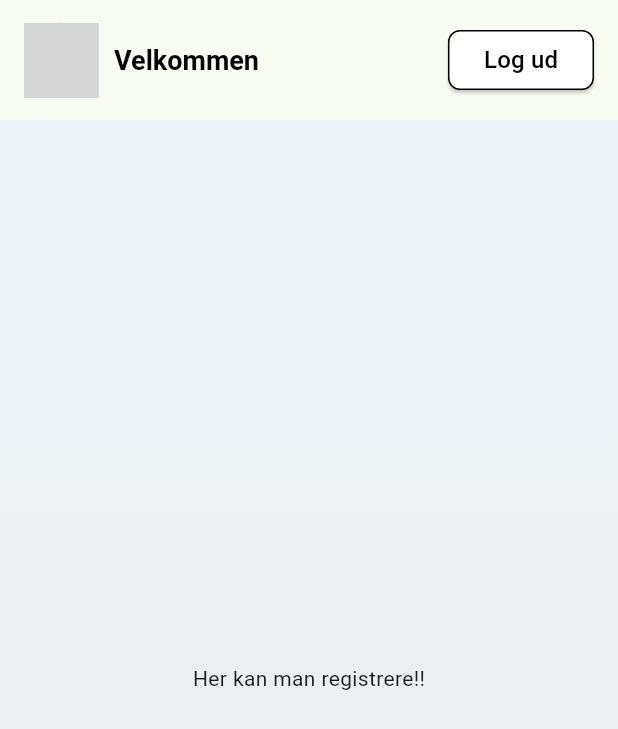
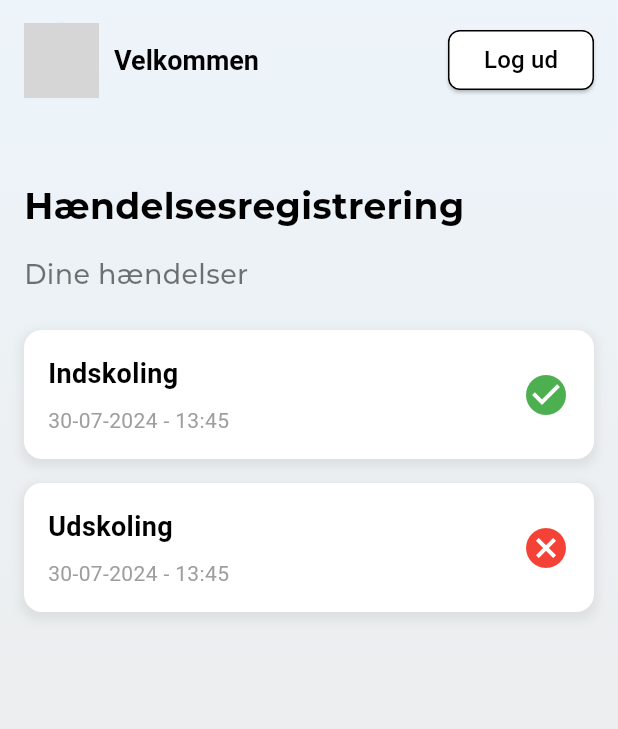
Before and after one commit to haenreg/haenreg_mobile, a Flutter app: the Overview screen opened directly, on a phone screen of 412 x 824 dp. Shown: the top 729 px of the screen. Run offline on Flutter 3.47's test engine with Material 3 defaults, Android fonts, the phone set to English and light mode, and no system bars; our stand-ins replace google_fonts, shared_preferences; accounts and stored records are empty; grey boxes are pictures that could not be loaded.

Commit message:
case items progress

```diff
--- /dev/null
+++ b/lib/components/case-item.dart
@@ -0,0 +1,65 @@
+import 'package:flutter/material.dart';
+
+class CaseItem extends StatelessWidget {
+  final String title;
+  final String date;
+  final bool isComplete;
+
+  const CaseItem({
+    Key? key,
+    required this.title,
+    required this.date,
+    required this.isComplete,
+  }) : super(key: key);
+
+  @override
+  Widget build(BuildContext context) {
+    return Container(
+      margin: const EdgeInsets.symmetric(vertical: 8.0),
+      padding: const EdgeInsets.all(16.0),
+      decoration: BoxDecoration(
+        color: Colors.white,
+        borderRadius: BorderRadius.circular(12.0),
+        boxShadow: [
+          BoxShadow(
+            color: Colors.grey.withOpacity(0.2),
+            spreadRadius: 2,
+            blurRadius: 5,
+            offset: const Offset(0, 3),
+          ),
+        ],
+      ),
+      child: Row(
+        mainAxisAlignment: MainAxisAlignment.spaceBetween,
+        children: [
+          Column(
+            crossAxisAlignment: CrossAxisAlignment.start,
+            children: [
+              Text(
+                title,
+                style: const TextStyle(
+                  fontSize: 18.0,
+                  fontWeight: FontWeight.bold,
+                  color: Colors.black,
+                ),
+              ),
+              const SizedBox(height: 8.0),
+              Text(
+                date,
+                style: const TextStyle(
+                  fontSize: 14.0,
+                  color: Colors.grey,
+                ),
+              ),
+            ],
+          ),
+          Icon(
+            isComplete ? Icons.check_circle : Icons.cancel,
+            color: isComplete ? Colors.green : Colors.red,
+            size: 32.0,
+          ),
+        ],
+      ),
+    );
+  }
+}
--- a/lib/main.dart
+++ b/lib/main.dart
@@ -15,7 +15,7 @@ class MyApp extends StatelessWidget {
     return MaterialApp(
       title: 'HænReg',
       theme: ThemeData(
-        colorScheme: ColorScheme.fromSeed(seedColor: Colors.green),
+        colorScheme: ColorScheme.fromSeed(seedColor: const Color(0xFF83A8C9)),
         useMaterial3: true,
       ),
       home: const HomePage(), // Use the new HomePage here
--- a/lib/pages/overview.dart
+++ b/lib/pages/overview.dart
@@ -1,4 +1,6 @@
 import 'package:flutter/material.dart';
+import 'package:google_fonts/google_fonts.dart';
+import 'package:haenreg_mobile/components/case-item.dart';
 import 'package:haenreg_mobile/components/custom-top-bar.dart';
 
 class Overview extends StatelessWidget {
@@ -7,6 +9,7 @@ class Overview extends StatelessWidget {
   @override
   Widget build(BuildContext context) {
     return Scaffold(
+      extendBodyBehindAppBar: true,
       appBar: const CustomTopBar(), // Use the custom top bar
       body: Container(
         decoration: const BoxDecoration(
@@ -19,8 +22,47 @@ class Overview extends StatelessWidget {
             end: Alignment.bottomCenter,
           ),
         ),
-        child: const Center(
-          child: Text('Her kan man registrere!!'),
+        child: Padding(
+          padding: const EdgeInsets.fromLTRB(16.0, 120.0, 16.0, 16.0),
+          child: Column(
+            crossAxisAlignment: CrossAxisAlignment.start,
+            children: [
+              Text(
+                'Hændelsesregistrering',
+                style: GoogleFonts.montserrat(
+                  textStyle: const TextStyle(
+                    fontSize: 24.0,
+                    fontWeight: FontWeight.bold,
+                    color: Colors.black,
+                  ),
+                ),
+              ),
+              const SizedBox(height: 16.0),
+              Text(
+                'Dine hændelser',
+                style: GoogleFonts.montserrat(
+                  textStyle: const TextStyle(
+                    fontSize: 18.0,
+                    fontWeight: FontWeight.w500,
+                    color: Colors.black54,
+                  ),
+                ),
+              ),
+              const SizedBox(height: 16.0),
+              // List of CaseItems
+              const CaseItem(
+                title: 'Indskoling',
+                date: '30-07-2024 - 13:45',
+                isComplete: true,
+              ),
+              const CaseItem(
+                title: 'Udskoling',
+                date: '30-07-2024 - 13:45',
+                isComplete: false,
+              ),
+              // Add more CaseItems as needed
+            ],
+          ),
         ),
       ),
     );
```
